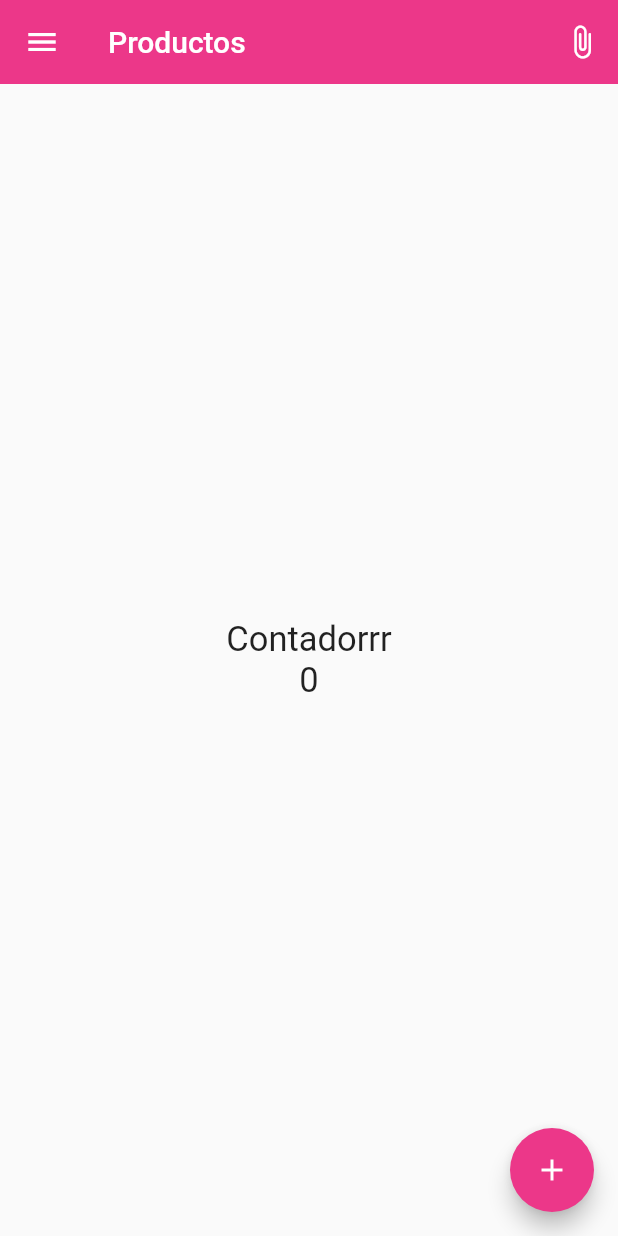
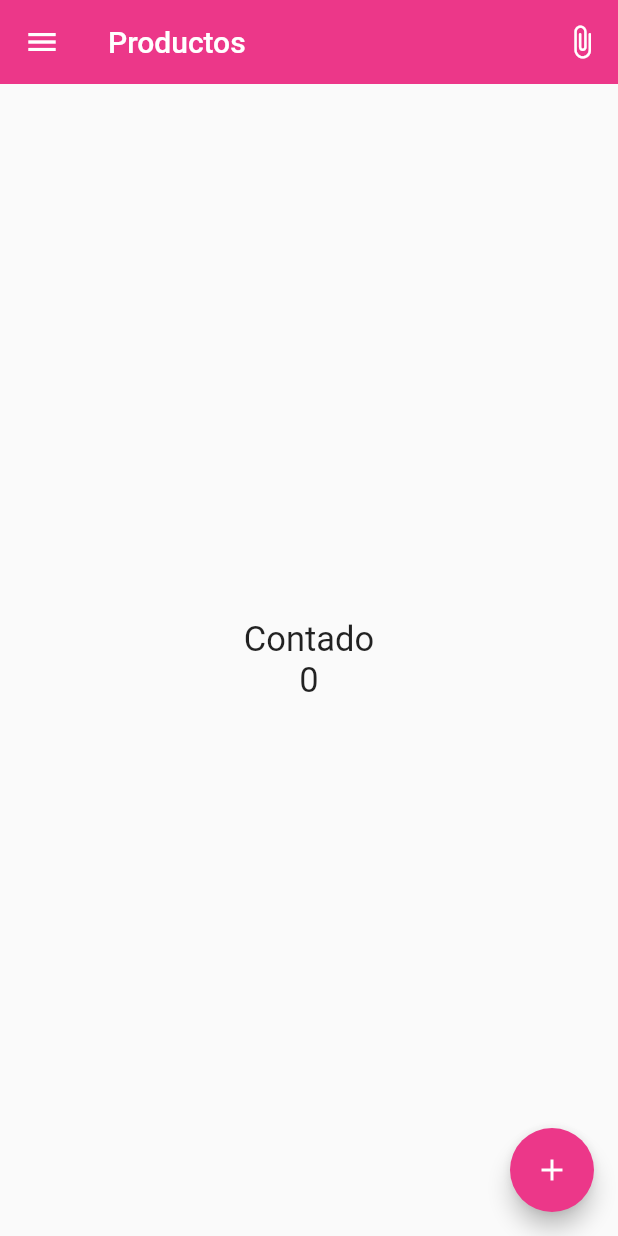
Before and after one commit to CristobalP1/AppBodega, a Flutter app: the screen it shows after launch, on a phone screen of 412 x 824 dp. Run offline on Flutter 3.47's test engine with Material 2 defaults, Android fonts, the phone set to English and light mode, and no system bars; drawn by our look-alikes of flutter_speed_dial.

Commit message:
deleate r

```diff
--- a/lib/screens/home_screen.dart
+++ b/lib/screens/home_screen.dart
@@ -1,7 +1,6 @@
 import 'dart:ui';
-
+import 'package:flutter_speed_dial/flutter_speed_dial.dart';
 import 'package:flutter/material.dart';
-import 'package:flutter_speed_dial/flutter_speed_dial.dart';
 
 class HomeScreen extends StatelessWidget {
   const HomeScreen({Key? key}) : super(key: key);
@@ -30,7 +29,7 @@ class HomeScreen extends StatelessWidget {
             mainAxisAlignment: MainAxisAlignment.center,
             children: <Widget>[
               Text(
-                'Contadorrr',
+                'Contado',
                 style: fontSize23,
               ),
               Text(
```
